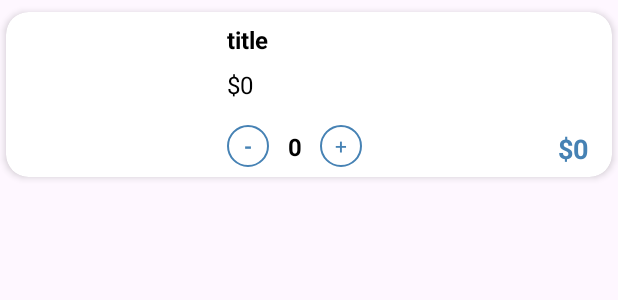
After one commit to jeisonful/Ordenapp, an Android app: the layout viewholder_cart.xml on its own in the app's theme, with its tools: preview values and no code run, on a phone screen of 412 x 824 dp. The commit adds this screen. Shown: the top 300 px of the screen. Run offline under Robolectric (Android 15) with nearby library versions, the phone set to English and light mode, and no system bars.

Commit message:
Initial Commit

```diff
--- a/app/src/main/java/com/example/ordenapp/Activity/IntroActivity.java
+++ b/app/src/main/java/com/example/ordenapp/Activity/IntroActivity.java
@@ -14,6 +14,7 @@ ActivityIntroBinding binding;
         super.onCreate(savedInstanceState);
         binding = ActivityIntroBinding.inflate(getLayoutInflater());
         setContentView(binding.getRoot());
+        getWindow().getDecorView().setBackgroundColor(Color.WHITE);
 
         setVariable();
         getWindow().setStatusBarColor(Color.parseColor("#4682B4"));
--- a/app/src/main/java/com/example/ordenapp/Activity/ListProductsActivity.java
+++ b/app/src/main/java/com/example/ordenapp/Activity/ListProductsActivity.java
@@ -1,5 +1,6 @@
 package com.example.ordenapp.Activity;
 
+import android.graphics.Color;
 import android.os.Bundle;
 import android.view.View;
 
@@ -35,6 +36,7 @@ public class ListProductsActivity extends BaseActivity {
         super.onCreate(savedInstanceState);
         binding = ActivityListProductsBinding.inflate(getLayoutInflater());
         setContentView(binding.getRoot());
+        getWindow().getDecorView().setBackgroundColor(Color.WHITE);
         getIntentExtra();
         initList();
         setVariable();
--- a/app/src/main/java/com/example/ordenapp/Activity/LoginActivity.java
+++ b/app/src/main/java/com/example/ordenapp/Activity/LoginActivity.java
@@ -1,6 +1,7 @@
 package com.example.ordenapp.Activity;
 
 import android.content.Intent;
+import android.graphics.Color;
 import android.os.Bundle;
 import android.util.Log;
 import android.widget.Toast;
@@ -25,6 +26,7 @@ public class LoginActivity extends BaseActivity {
         super.onCreate(savedInstanceState);
         binding = ActivityLoginBinding.inflate(getLayoutInflater());
         setContentView(binding.getRoot());
+        getWindow().getDecorView().setBackgroundColor(Color.WHITE);
         setVariable();
     }
     private void setVariable() {
--- a/app/src/main/java/com/example/ordenapp/Activity/MainActivity.java
+++ b/app/src/main/java/com/example/ordenapp/Activity/MainActivity.java
@@ -3,6 +3,7 @@ package com.example.ordenapp.Activity;
 import static android.text.TextUtils.lastIndexOf;
 
 import android.content.Intent;
+import android.graphics.Color;
 import android.net.Uri;
 import android.os.Bundle;
 import android.view.View;
@@ -38,6 +39,7 @@ private ActivityMainBinding binding;
         super.onCreate(savedInstanceState);
         binding = ActivityMainBinding.inflate(getLayoutInflater());
         setContentView(binding.getRoot());
+        getWindow().getDecorView().setBackgroundColor(Color.WHITE);
         binding.userLoggedName.setText(Objects.requireNonNull(FirebaseAuth.getInstance().getCurrentUser()).getDisplayName());
         getUserData();
         initBestProduct();
@@ -93,6 +95,8 @@ private ActivityMainBinding binding;
                 startActivity(intent);
             }
         });
+
+        binding.btnCarrito.setOnClickListener(v -> startActivity(new Intent(MainActivity.this, CartActivity.class)));
     }
 
     private void initBestProduct() {
--- a/app/src/main/java/com/example/ordenapp/Activity/RegisterActivity.java
+++ b/app/src/main/java/com/example/ordenapp/Activity/RegisterActivity.java
@@ -1,6 +1,7 @@
 package com.example.ordenapp.Activity;
 
 import android.content.Intent;
+import android.graphics.Color;
 import android.os.Bundle;
 import android.widget.Toast;
 import androidx.annotation.NonNull;
@@ -22,6 +23,7 @@ ActivityRegisterBinding binding;
         super.onCreate(savedInstanceState);
         binding = ActivityRegisterBinding.inflate(getLayoutInflater());
         setContentView(binding.getRoot());
+        getWindow().getDecorView().setBackgroundColor(Color.WHITE);
         setVariable();
     }
 
--- a/app/src/main/res/layout/activity_cart.xml
+++ b/app/src/main/res/layout/activity_cart.xml
@@ -33,7 +33,7 @@
                 android:id="@+id/textView14"
                 android:layout_width="match_parent"
                 android:layout_height="wrap_content"
-                android:text="Cart"
+                android:text="Mi Carrito"
                 android:textAlignment="center"
                 android:textColor="@color/black"
                 android:textSize="24sp"
--- /dev/null
+++ b/app/src/main/res/layout/viewholder_cart.xml
@@ -0,0 +1,109 @@
+<?xml version="1.0" encoding="utf-8"?>
+<androidx.cardview.widget.CardView xmlns:android="http://schemas.android.com/apk/res/android"
+    xmlns:app="http://schemas.android.com/apk/res-auto"
+    xmlns:tools="http://schemas.android.com/tools"
+    android:layout_width="match_parent"
+    android:layout_height="110dp"
+    android:layout_marginStart="4dp"
+    android:layout_marginTop="8dp"
+    android:layout_marginEnd="4dp"
+    android:layout_marginBottom="8dp"
+    app:cardCornerRadius="15dp"
+    app:cardElevation="3dp">
+
+    <androidx.constraintlayout.widget.ConstraintLayout
+        android:layout_width="match_parent"
+        android:layout_height="match_parent">
+
+        <ImageView
+            android:id="@+id/pic"
+            android:layout_width="123dp"
+            android:layout_height="96dp"
+
+            android:layout_marginStart="8dp"
+            app:layout_constraintBottom_toBottomOf="parent"
+            app:layout_constraintStart_toStartOf="parent"
+            app:layout_constraintTop_toTopOf="parent" />
+
+        <TextView
+            android:id="@+id/titleTxt"
+            android:layout_width="wrap_content"
+            android:layout_height="wrap_content"
+            android:layout_marginStart="16dp"
+            android:text="title"
+            android:textStyle="bold"
+            android:textColor="@color/black"
+            android:textSize="16sp"
+            app:layout_constraintStart_toEndOf="@+id/pic"
+            app:layout_constraintTop_toTopOf="@+id/pic" />
+
+        <TextView
+            android:id="@+id/totalEachItem"
+            android:layout_width="wrap_content"
+            android:layout_height="wrap_content"
+            android:layout_marginTop="8dp"
+            android:text="$0"
+            android:textSize="16sp"
+            android:textColor="@color/black"
+            app:layout_constraintStart_toStartOf="@+id/titleTxt"
+            app:layout_constraintTop_toBottomOf="@+id/titleTxt" />
+
+        <TextView
+            android:id="@+id/feeEachItem"
+            android:layout_width="wrap_content"
+            android:layout_height="wrap_content"
+            android:layout_marginEnd="16dp"
+            android:text="$0"
+            android:textSize="18sp"
+            android:textStyle="bold"
+            android:textColor="@color/blue"
+            app:layout_constraintBottom_toBottomOf="@+id/pic"
+            app:layout_constraintEnd_toEndOf="parent" />
+
+        <androidx.constraintlayout.widget.ConstraintLayout
+            android:layout_width="90dp"
+            android:layout_height="wrap_content"
+            app:layout_constraintBottom_toBottomOf="@+id/pic"
+            app:layout_constraintStart_toStartOf="@+id/totalEachItem">
+
+            <TextView
+                android:id="@+id/numberItemTxt"
+                android:layout_width="24dp"
+                android:gravity="center"
+                android:layout_height="wrap_content"
+                android:text="0"
+                android:textColor="@color/black"
+                android:textStyle="bold"
+                android:textSize="16sp"
+                app:layout_constraintBottom_toBottomOf="parent"
+                app:layout_constraintEnd_toStartOf="@+id/plusCartBtn"
+                app:layout_constraintStart_toEndOf="@+id/minusCartBtn"
+                app:layout_constraintTop_toTopOf="parent" />
+
+            <TextView
+                android:id="@+id/minusCartBtn"
+                android:layout_width="28dp"
+                android:layout_height="28dp"
+                android:text="-"
+                android:background="@drawable/edittext_background"
+                android:textStyle="bold"
+                android:gravity="center"
+                android:textColor="@color/blue"
+                app:layout_constraintBottom_toBottomOf="parent"
+                app:layout_constraintStart_toStartOf="parent"
+                app:layout_constraintTop_toTopOf="parent" />
+
+            <TextView
+                android:id="@+id/plusCartBtn"
+                android:layout_width="28dp"
+                android:layout_height="28dp"
+                android:background="@drawable/edittext_background"
+                android:gravity="center"
+                android:text="+"
+                android:textColor="@color/blue"
+
+                app:layout_constraintEnd_toEndOf="parent"
+                app:layout_constraintTop_toTopOf="parent" />
+        </androidx.constraintlayout.widget.ConstraintLayout>
+    </androidx.constraintlayout.widget.ConstraintLayout>
+</androidx.cardview.widget.CardView>
```
Also changed, not shown: app/src/main/java/com/example/ordenapp/Activity/CartActivity.java (+53 -3 lines), app/src/main/java/com/example/ordenapp/Activity/DetailActivity.java (+10 -0 lines), app/src/main/java/com/example/ordenapp/Adapter/CartAdapter.java (added, +93 -0 lines).
